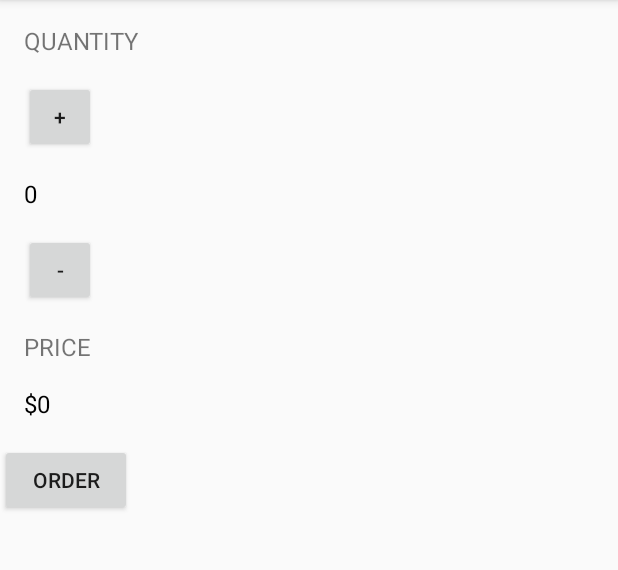
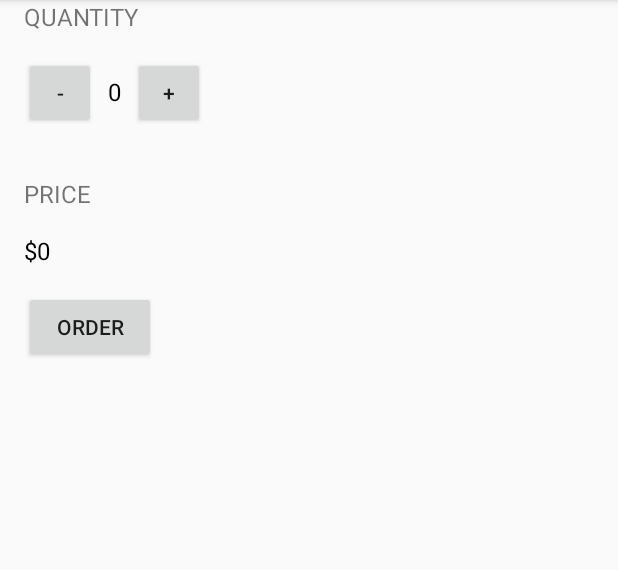
Before and after one commit to nVidiaPriyadarshini/Coffee-App, an Android app: the screen it shows after launch (MainActivity), on a phone screen of 412 x 824 dp, the part 84-654 px from its top. Run offline under Robolectric (Android 15) with nearby library versions, the phone set to English and light mode, and no system bars.

Commit message:
realigning elements using nested layouts

```diff
--- a/app/src/main/res/layout/activity_main.xml
+++ b/app/src/main/res/layout/activity_main.xml
@@ -9,67 +9,71 @@
     <TextView
         android:layout_width="wrap_content"
         android:layout_height="wrap_content"
-        android:padding="16dp"
+        android:layout_marginBottom="16dp"
+        android:layout_marginLeft="16dp"
         android:text="Quantity"
-        android:textSize="16sp"
-        android:textAllCaps="true"/>
+        android:textAllCaps="true"
+        android:textSize="16sp" />
+
+    <LinearLayout
+        android:layout_width="wrap_content"
+        android:layout_height="wrap_content"
+        android:orientation="horizontal">
 
         <Button
             android:layout_width="48dp"
             android:layout_height="48dp"
-        android:text="+"
             android:layout_marginLeft="16dp"
-        android:onClick="increment"
-        />
+            android:onClick="decrement"
+            android:text="-" />
 
         <TextView
             android:id="@+id/quantity_text_view"
             android:layout_width="wrap_content"
             android:layout_height="wrap_content"
-        android:layout_marginTop="16dp"
-        android:layout_marginLeft="16dp"
             android:layout_marginBottom="16dp"
+            android:layout_marginLeft="8dp"
+            android:layout_marginRight="8dp"
             android:text="0"
-        android:textSize="16sp"
-        android:textColor="@android:color/black"/>
+            android:textColor="@android:color/black"
+            android:textSize="16sp" />
 
 
         <Button
             android:layout_width="48dp"
             android:layout_height="48dp"
-        android:text="-"
-        android:layout_marginLeft="16dp"
             android:layout_marginBottom="16dp"
-        android:onClick="decrement"
-        />
+            android:onClick="increment"
+            android:text="+" />
+    </LinearLayout>
 
     <TextView
-
         android:layout_width="wrap_content"
         android:layout_height="wrap_content"
+        android:layout_marginTop="16dp"
         android:text="price"
-        android:layout_marginBottom="16dp"
+        android:textAllCaps="true"
         android:layout_marginLeft="16dp"
-        android:textSize="16sp"
-        android:textAllCaps="true"
-        />
+        android:textSize="16sp" />
 
     <TextView
         android:id="@+id/price_text_view"
         android:layout_width="wrap_content"
         android:layout_height="wrap_content"
+        android:layout_marginTop="16dp"
         android:text="$0"
-        android:textSize="16sp"
+        android:layout_marginLeft="16dp"
         android:textColor="@android:color/black"
-        android:layout_marginLeft="16dp"/>
+        android:textSize="16sp" />
 
     <Button
         android:layout_width="wrap_content"
         android:layout_height="wrap_content"
         android:layout_marginTop="16dp"
-        android:text="order"
-        android:textAllCaps="true"
-        android:onClick="submitOrder"/>
+        android:onClick="submitOrder"
+        android:layout_marginLeft="16dp"
+        android:text="Order"
+        android:textAllCaps="true" />
 
 
 </LinearLayout>
```
Lines whose indentation alone changed are shown as unchanged.
